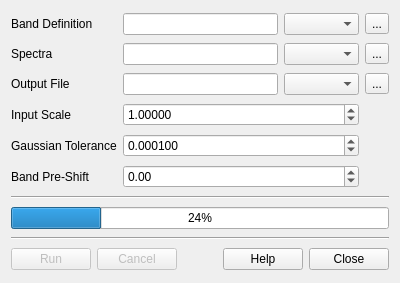
First picture: the form in src/ui/convolve.ui, repository rskelly/geotools, before the edit.
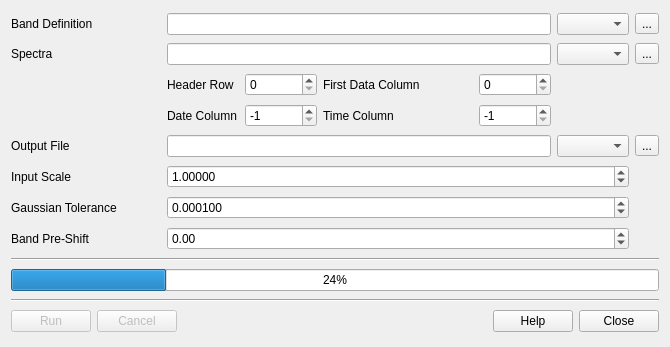
Second picture: the form after the edit.

Commit message: Updated with fields for selecting data rows/columns and date/time columns.

What changed in the file:
```diff
--- a/src/ui/convolve.ui
+++ b/src/ui/convolve.ui
@@ -6,64 +6,46 @@
    <rect>
     <x>0</x>
     <y>0</y>
-    <width>400</width>
-    <height>283</height>
+    <width>670</width>
+    <height>347</height>
    </rect>
   </property>
   <property name="windowTitle">
    <string>Spectrum Convolution</string>
   </property>
   <layout class="QGridLayout" name="gridLayout">
-   <item row="8" column="1" colspan="5">
+   <item row="6" column="3" colspan="5">
+    <widget class="QLineEdit" name="txtOutput"/>
+   </item>
+   <item row="11" column="1" colspan="9">
     <widget class="QProgressBar" name="progressBar">
      <property name="value">
       <number>24</number>
      </property>
     </widget>
    </item>
-   <item row="0" column="5">
+   <item row="0" column="9">
     <widget class="QToolButton" name="btnBandDef">
      <property name="text">
       <string>...</string>
      </property>
     </widget>
    </item>
-   <item row="3" column="5">
+   <item row="6" column="9">
     <widget class="QToolButton" name="btnOutput">
      <property name="text">
       <string>...</string>
      </property>
     </widget>
    </item>
-   <item row="0" column="1">
-    <widget class="QLabel" name="label">
-     <property name="text">
-      <string>Band Definition</string>
-     </property>
-    </widget>
-   </item>
-   <item row="1" column="5">
+   <item row="1" column="9">
     <widget class="QToolButton" name="btnSpectra">
      <property name="text">
       <string>...</string>
      </property>
     </widget>
    </item>
-   <item row="1" column="1">
-    <widget class="QLabel" name="label_2">
-     <property name="text">
-      <string>Spectra</string>
-     </property>
-    </widget>
-   </item>
-   <item row="3" column="1">
-    <widget class="QLabel" name="label_3">
-     <property name="text">
-      <string>Output File</string>
-     </property>
-    </widget>
-   </item>
-   <item row="11" column="1" colspan="5">
+   <item row="14" column="1" colspan="9">
     <layout class="QHBoxLayout" name="horizontalLayout">
      <item>
       <widget class="QPushButton" name="btnRun">
@@ -114,70 +96,30 @@
      </item>
     </layout>
    </item>
-   <item row="9" column="1" colspan="5">
+   <item row="12" column="1" colspan="9">
     <widget class="Line" name="line">
      <property name="orientation">
       <enum>Qt::Horizontal</enum>
      </property>
     </widget>
    </item>
-   <item row="7" column="1" colspan="5">
+   <item row="10" column="1" colspan="9">
     <widget class="Line" name="line_2">
      <property name="orientation">
       <enum>Qt::Horizontal</enum>
      </property>
     </widget>
    </item>
-   <item row="4" column="1">
-    <widget class="QLabel" name="label_4">
-     <property name="text">
-      <string>Input Scale</string>
-     </property>
-    </widget>
-   </item>
-   <item row="3" column="2" colspan="2">
-    <widget class="QLineEdit" name="txtOutput"/>
-   </item>
-   <item row="1" column="2" colspan="2">
-    <widget class="QLineEdit" name="txtSpectra"/>
-   </item>
-   <item row="0" column="2" colspan="2">
-    <widget class="QLineEdit" name="txtBandDef"/>
-   </item>
-   <item row="5" column="1">
-    <widget class="QLabel" name="label_5">
-     <property name="text">
-      <string>Gaussian Tolerance</string>
-     </property>
-    </widget>
-   </item>
-   <item row="6" column="1">
-    <widget class="QLabel" name="label_6">
-     <property name="text">
-      <string>Band Pre-Shift</string>
-     </property>
-    </widget>
-   </item>
-   <item row="1" column="4">
+   <item row="1" column="8">
     <widget class="QComboBox" name="cboSpectraDelim"/>
    </item>
-   <item row="0" column="4">
+   <item row="0" column="8">
     <widget class="QComboBox" name="cboBandDefDelim"/>
    </item>
-   <item row="3" column="4">
+   <item row="6" column="8">
     <widget class="QComboBox" name="cboOutputDelim"/>
    </item>
-   <item row="4" column="2" colspan="3">
-    <widget class="QDoubleSpinBox" name="spnInputScale">
-     <property name="decimals">
-      <number>5</number>
-     </property>
-     <property name="value">
-      <double>1.000000000000000</double>
-     </property>
-    </widget>
-   </item>
-   <item row="5" column="2" colspan="3">
+   <item row="8" column="3" colspan="6">
     <widget class="QDoubleSpinBox" name="spnTolerance">
      <property name="decimals">
       <number>6</number>
@@ -190,7 +132,65 @@
      </property>
     </widget>
    </item>
-   <item row="6" column="2" colspan="3">
+   <item row="2" column="4">
+    <widget class="QSpinBox" name="spnFirstRow">
+     <property name="maximum">
+      <number>9999</number>
+     </property>
+    </widget>
+   </item>
+   <item row="4" column="4">
+    <widget class="QSpinBox" name="spnDateCol">
+     <property name="minimum">
+      <number>-1</number>
+     </property>
+     <property name="maximum">
+      <number>9999</number>
+     </property>
+     <property name="value">
+      <number>-1</number>
+     </property>
+    </widget>
+   </item>
+   <item row="8" column="1" colspan="2">
+    <widget class="QLabel" name="label_5">
+     <property name="text">
+      <string>Gaussian Tolerance</string>
+     </property>
+    </widget>
+   </item>
+   <item row="7" column="3" colspan="6">
+    <widget class="QDoubleSpinBox" name="spnInputScale">
+     <property name="decimals">
+      <number>5</number>
+     </property>
+     <property name="value">
+      <double>1.000000000000000</double>
+     </property>
+    </widget>
+   </item>
+   <item row="2" column="3">
+    <widget class="QLabel" name="label_8">
+     <property name="text">
+      <string>Header Row</string>
+     </property>
+    </widget>
+   </item>
+   <item row="6" column="1" colspan="2">
+    <widget class="QLabel" name="label_3">
+     <property name="text">
+      <string>Output File</string>
+     </property>
+    </widget>
+   </item>
+   <item row="9" column="1" colspan="2">
+    <widget class="QLabel" name="label_6">
+     <property name="text">
+      <string>Band Pre-Shift</string>
+     </property>
+    </widget>
+   </item>
+   <item row="9" column="3" colspan="6">
     <widget class="QDoubleSpinBox" name="spnBandShift">
      <property name="minimum">
       <double>-99999.000000000000000</double>
@@ -200,6 +200,74 @@
      </property>
     </widget>
    </item>
+   <item row="7" column="1" colspan="2">
+    <widget class="QLabel" name="label_4">
+     <property name="text">
+      <string>Input Scale</string>
+     </property>
+    </widget>
+   </item>
+   <item row="4" column="3">
+    <widget class="QLabel" name="label_9">
+     <property name="text">
+      <string>Date Column</string>
+     </property>
+    </widget>
+   </item>
+   <item row="1" column="1" colspan="2">
+    <widget class="QLabel" name="label_2">
+     <property name="text">
+      <string>Spectra</string>
+     </property>
+    </widget>
+   </item>
+   <item row="0" column="1" colspan="2">
+    <widget class="QLabel" name="label">
+     <property name="text">
+      <string>Band Definition</string>
+     </property>
+    </widget>
+   </item>
+   <item row="0" column="3" colspan="5">
+    <widget class="QLineEdit" name="txtBandDef"/>
+   </item>
+   <item row="1" column="3" colspan="5">
+    <widget class="QLineEdit" name="txtSpectra"/>
+   </item>
+   <item row="2" column="7">
+    <widget class="QSpinBox" name="spnFirstCol">
+     <property name="maximum">
+      <number>9999</number>
+     </property>
+    </widget>
+   </item>
+   <item row="4" column="7">
+    <widget class="QSpinBox" name="spnTimeCol">
+     <property name="minimum">
+      <number>-1</number>
+     </property>
+     <property name="maximum">
+      <number>9999</number>
+     </property>
+     <property name="value">
+      <number>-1</number>
+     </property>
+    </widget>
+   </item>
+   <item row="2" column="5" colspan="2">
+    <widget class="QLabel" name="label_7">
+     <property name="text">
+      <string>First Data Column</string>
+     </property>
+    </widget>
+   </item>
+   <item row="4" column="5" colspan="2">
+    <widget class="QLabel" name="label_10">
+     <property name="text">
+      <string>Time Column</string>
+     </property>
+    </widget>
+   </item>
   </layout>
  </widget>
  <resources/>
```
The commit also changes 5 other files.
